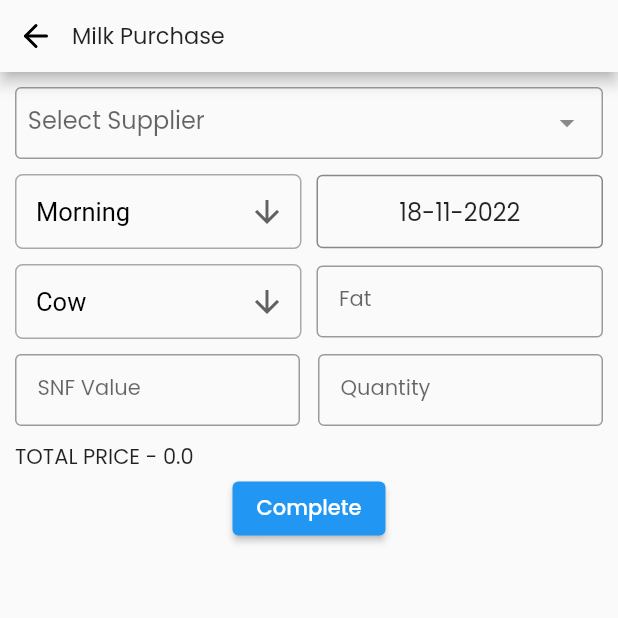
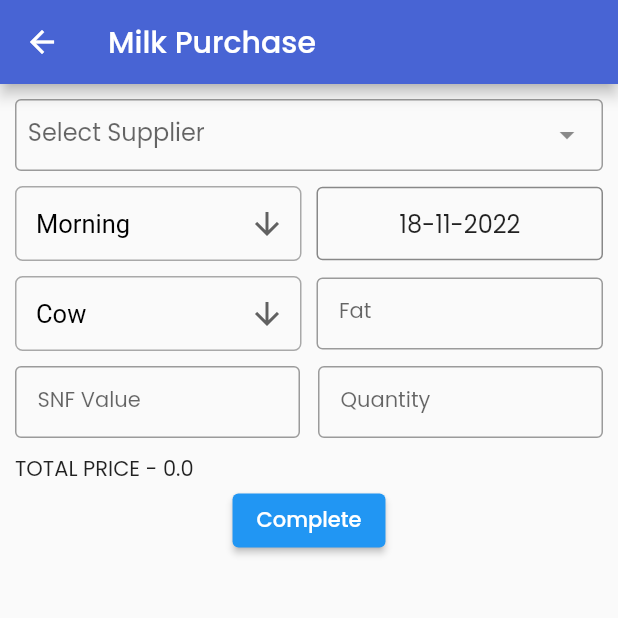
Before and after one commit to codewithdhruv22/Bl-Dairy-App-New, a Flutter app: the MilkPurchaseScreen screen opened directly, on a phone screen of 412 x 824 dp, the top half of it. Run offline on Flutter 3.47's test engine with Material 2 defaults, Android fonts, the phone set to English and light mode, and no system bars; drawn by our look-alikes of dropdown_search; our stand-ins replace carousel_slider, cloud_firestore, csv, firebase_core, flutter_feather_icons, flutter_riverpod and 9 more; missing offline and left inert: textfield_search, whatsapp_share2; accounts and stored records are empty; network calls fail.

Commit message:
App Bar Added

```diff
--- a/lib/view/screens/milkPurchase.dart
+++ b/lib/view/screens/milkPurchase.dart
@@ -5,7 +5,6 @@ import 'package:bl_dairy_app/model/milkPurchaseModel.dart';
 import 'package:cloud_firestore/cloud_firestore.dart';
 import 'package:dropdown_search/dropdown_search.dart';
 import 'package:flutter/material.dart';
-import 'package:flutter_feather_icons/flutter_feather_icons.dart';
 import 'package:flutter_riverpod/flutter_riverpod.dart';
 
 import 'dart:io';
@@ -121,30 +120,13 @@ class _MilkPurchaseScreenState extends ConsumerState<MilkPurchaseScreen> {
   Widget build(BuildContext context) {
     final date = ref.watch(_dateProvider);
     return Scaffold(
+      appBar: AppBar(
+        title: const Text('Milk Purchase'),
+        backgroundColor: MyColors.primary,
+      ),
       body: SafeArea(
         child: Column(
           children: [
-            Material(
-              elevation: 4,
-              child: Row(
-                  mainAxisAlignment: MainAxisAlignment.start,
-                  crossAxisAlignment: CrossAxisAlignment.center,
-                  children: [
-                    IconButton(
-                      onPressed: () {
-                        Navigator.pop(context);
-                      },
-                      icon: const Icon(
-                        FeatherIcons.arrowLeft,
-                        color: MyColors.black,
-                      ),
-                    ),
-                    const Text(
-                      'Milk Purchase',
-                      style: TextStyle(fontSize: 15),
-                    ),
-                  ]),
-            ),
             Form(
               key: _formKey,
               child: Padding(
```
Also changed, not shown: lib/view/screens/AddMilkSupplier.dart (+4 -22 lines), lib/view/screens/RmPruchase.dart (+4 -3 lines), lib/view/screens/payment.dart (+9 -12 lines).
